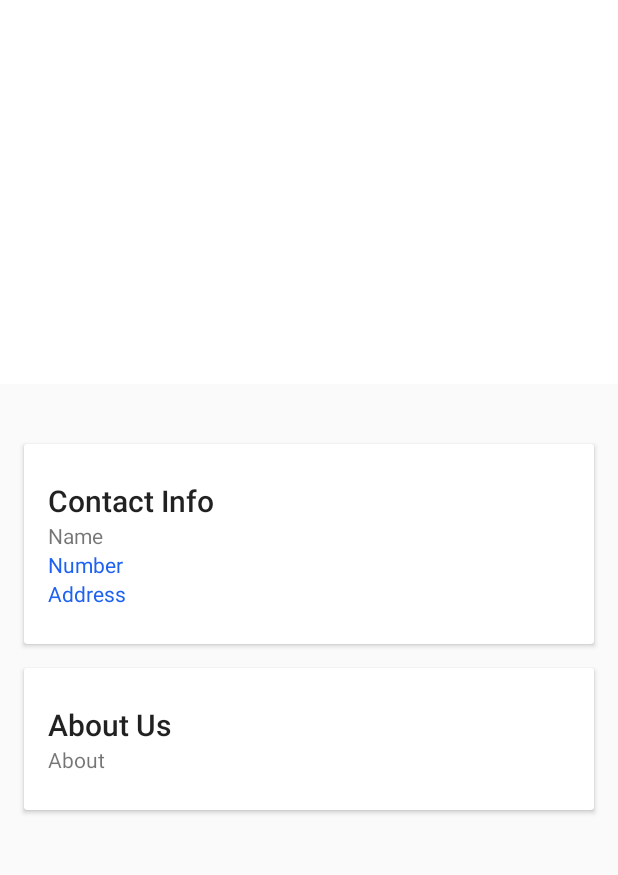
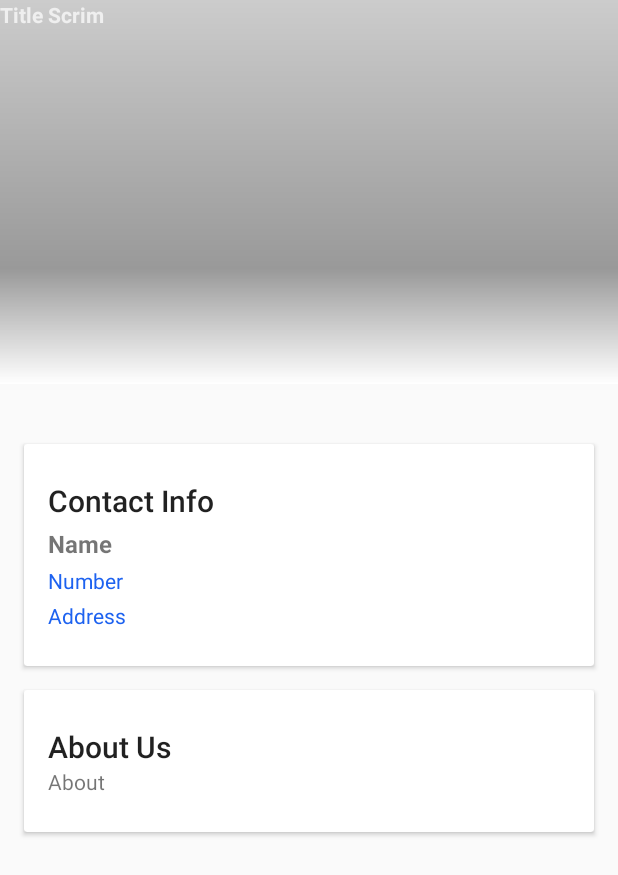
Before and after one commit to trobbierob/New-York, an Android app: the layout activity_detail.xml on its own in the app's theme, with its tools: preview values and no code run, on a phone screen of 412 x 824 dp. Shown: the top 875 px of the screen. Run offline under Robolectric (Android 15) with nearby library versions, the light colour scheme and no system bars.

Commit message:
Added scrim to activity_detail

```diff
--- /dev/null
+++ b/app/src/main/res/drawable/scrim.xml
@@ -0,0 +1,10 @@
+<?xml version="1.0" encoding="utf-8"?>
+<shape xmlns:android="http://schemas.android.com/apk/res/android">
+    <gradient
+        android:angle="90"
+        android:centerY="0.3"
+        android:startColor="#ffffff"
+        android:centerColor="#66000000"
+        android:endColor="#33000000"
+        android:type="linear"/>
+</shape>
--- a/app/src/main/res/layout/activity_detail.xml
+++ b/app/src/main/res/layout/activity_detail.xml
@@ -1,5 +1,4 @@
-<?xml version="1.0" encoding="utf-8"?>
-<!--
+<?xml version="1.0" encoding="utf-8"?><!--
   ~ Copyright (C) 2015 The Android Open Source Project
   ~
   ~ Licensed under the Apache License, Version 2.0 (the "License");
@@ -26,34 +25,42 @@
     <android.support.design.widget.AppBarLayout
         android:id="@+id/appbar"
         android:layout_width="match_parent"
-        android:layout_height="256dp"
-        android:theme="@style/ThemeOverlay.AppCompat.Dark.ActionBar"
-        android:fitsSystemWindows="true">
+        android:layout_height="@dimen/dp_256"
+        android:fitsSystemWindows="true"
+        android:theme="@style/ThemeOverlay.AppCompat.Dark.ActionBar">
 
         <android.support.design.widget.CollapsingToolbarLayout
             android:id="@+id/collapsing_toolbar"
             android:layout_width="match_parent"
             android:layout_height="match_parent"
-            app:layout_scrollFlags="scroll|exitUntilCollapsed"
             android:fitsSystemWindows="true"
             app:contentScrim="?attr/colorPrimary"
-            app:expandedTitleMarginStart="48dp"
-            app:expandedTitleMarginEnd="64dp">
+            app:expandedTitleMarginEnd="@dimen/dp_64"
+            app:expandedTitleMarginStart="@dimen/dp_48"
+
+            app:layout_scrollFlags="scroll|exitUntilCollapsed">
 
             <ImageView
                 android:id="@+id/backdrop"
                 android:layout_width="match_parent"
                 android:layout_height="match_parent"
+                android:fitsSystemWindows="true"
                 android:scaleType="centerCrop"
-                android:fitsSystemWindows="true"
                 app:layout_collapseMode="parallax" />
+
+            <TextView
+                android:layout_width="match_parent"
+                android:layout_height="match_parent"
+                android:textStyle="bold"
+                tools:text="Title Scrim"
+                android:background="@drawable/scrim"/>
 
             <android.support.v7.widget.Toolbar
                 android:id="@+id/toolbar"
                 android:layout_width="match_parent"
                 android:layout_height="?attr/actionBarSize"
-                app:popupTheme="@style/ThemeOverlay.AppCompat.Light"
-                app:layout_collapseMode="pin" />
+                app:layout_collapseMode="pin"
+                app:popupTheme="@style/ThemeOverlay.AppCompat.Light" />
 
         </android.support.design.widget.CollapsingToolbarLayout>
 
@@ -68,12 +75,12 @@
             android:layout_width="match_parent"
             android:layout_height="match_parent"
             android:orientation="vertical"
-            android:paddingTop="24dp">
+            android:paddingTop="@dimen/dp_24">
 
             <android.support.v7.widget.CardView
                 android:layout_width="match_parent"
                 android:layout_height="wrap_content"
-                android:layout_margin="16dp">
+                android:layout_margin="@dimen/dp_16">
 
                 <LinearLayout
                     style="@style/Widget.CardContent"
@@ -83,25 +90,32 @@
                     <TextView
                         android:layout_width="match_parent"
                         android:layout_height="wrap_content"
-                        android:text="Contact Info"
+                        android:text="@string/contact_info"
                         android:textAppearance="@style/TextAppearance.AppCompat.Title" />
 
                     <TextView
+                        android:id="@+id/detail_name"
+                        android:paddingTop="4dp"
                         android:layout_width="match_parent"
                         android:layout_height="wrap_content"
-                        android:id="@+id/detail_name"
+                        android:textSize="16sp"
+                        android:textStyle="bold"
                         tools:text="Name" />
+
                     <TextView
-                        android:layout_width="match_parent"
-                        android:layout_height="wrap_content"
                         android:id="@+id/detail_number"
-                        android:textColor="@color/colorLink"
-                        tools:text="Number" />
-                    <TextView
+                        android:paddingTop="4dp"
                         android:layout_width="match_parent"
                         android:layout_height="wrap_content"
                         android:textColor="@color/colorLink"
+                        tools:text="Number" />
+
+                    <TextView
                         android:id="@+id/detail_address"
+                        android:paddingTop="4dp"
+                        android:layout_width="match_parent"
+                        android:layout_height="wrap_content"
+                        android:textColor="@color/colorLink"
                         tools:text="Address" />
 
                 </LinearLayout>
@@ -111,9 +125,9 @@
             <android.support.v7.widget.CardView
                 android:layout_width="match_parent"
                 android:layout_height="wrap_content"
-                android:layout_marginBottom="16dp"
-                android:layout_marginLeft="16dp"
-                android:layout_marginRight="16dp">
+                android:layout_marginBottom="@dimen/dp_16"
+                android:layout_marginLeft="@dimen/dp_16"
+                android:layout_marginRight="@dimen/dp_16">
 
                 <LinearLayout
                     style="@style/Widget.CardContent"
@@ -123,13 +137,13 @@
                     <TextView
                         android:layout_width="match_parent"
                         android:layout_height="wrap_content"
-                        android:text="About Us"
+                        android:text="@string/about_us"
                         android:textAppearance="@style/TextAppearance.AppCompat.Title" />
 
                     <TextView
+                        android:id="@+id/detail_about"
                         android:layout_width="match_parent"
                         android:layout_height="wrap_content"
-                        android:id="@+id/detail_about"
                         tools:text="About" />
 
                 </LinearLayout>
--- a/app/src/main/res/values/colors.xml
+++ b/app/src/main/res/values/colors.xml
@@ -4,4 +4,7 @@
     <color name="colorPrimaryDark">#000000</color>
     <color name="colorAccent">#000000</color>
     <color name="colorLink">#1D62F0</color>
+    <color name="colorStart">#4D000000</color>
+    <color name="colorEnd">#00000000</color>
+    <color name="transParentWhite">#80FFFFFF</color>
 </resources>
--- a/app/src/main/res/values/dimens.xml
+++ b/app/src/main/res/values/dimens.xml
@@ -2,4 +2,15 @@
     <!-- Default screen margins, per the Android Design guidelines. -->
     <dimen name="activity_horizontal_margin">16dp</dimen>
     <dimen name="activity_vertical_margin">16dp</dimen>
+    <dimen name="dp_24">24dp</dimen>
+    <dimen name="dp_16">16dp</dimen>
+    <dimen name="dp_256">256dp</dimen>
+    <dimen name="dp_48">48dp</dimen>
+    <dimen name="dp_64">64dp</dimen>
+    <dimen name="dp_8">8dp</dimen>
+    <dimen name="dp_150">150dp</dimen>
+    <dimen name="dp_300">300dp</dimen>
+    <dimen name="dp_200">200dp</dimen>
+    <dimen name="dp_96">96dp</dimen>
+    <dimen name="dp_80">80dp</dimen>
 </resources>
```
Also changed, not shown: app/src/main/java/com/example/android/newyork/LocationDetailActivity.java (+23 -0 lines), app/src/main/res/layout/activity_main.xml (+30 -30 lines), app/src/main/res/layout/list_item.xml (+7 -7 lines), app/src/main/res/layout/location_list.xml (+3 -4 lines), app/src/main/res/values/strings.xml (+10 -0 lines).
